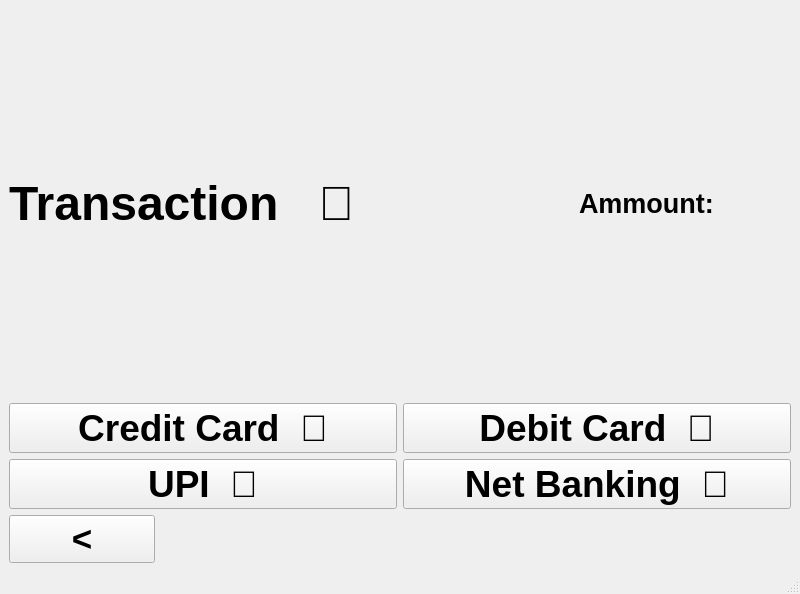
First picture: the form in transaction.ui, repository acmpesuecc/GrowPal, before the edit.
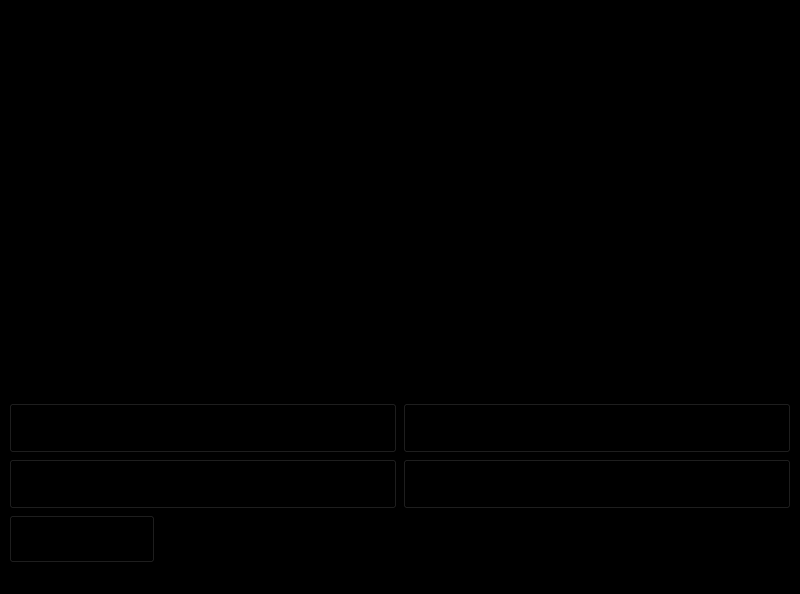
Second picture: the form after the edit. Icons and pictures are not drawn.

What changed in the file:
```diff
--- a/transaction.ui
+++ b/transaction.ui
@@ -20,6 +20,9 @@
   <property name="windowOpacity">
    <double>1.000000000000000</double>
   </property>
+  <property name="styleSheet">
+   <string notr="true">background-color: black;</string>
+  </property>
   <widget class="QWidget" name="centralwidget">
    <layout class="QGridLayout" name="gridLayout_2">
     <item row="2" column="0" colspan="3">
```
Left out of the diff: 3 changed lines with no effect on the pictures.
